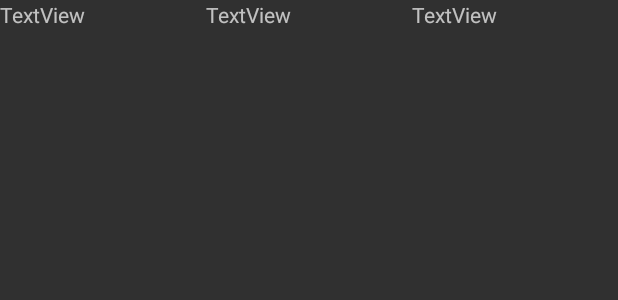
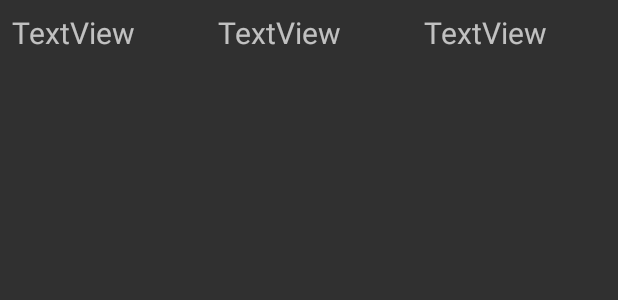
Before and after one commit to Havendak/DespensaFacil, an Android app: the layout product_list_item.xml on its own in the app's theme, with its tools: preview values and no code run, on a phone screen of 412 x 824 dp. Shown: the top 300 px of the screen. Run offline under Robolectric (Android 15) with nearby library versions, the phone set to English and light mode, and no system bars.

Commit message:
Deleção de item da lista

```diff
--- a/app/build.gradle
+++ b/app/build.gradle
@@ -5,7 +5,7 @@ android {
     buildToolsVersion "25.0.0"
     defaultConfig {
         applicationId "br.com.bsbapps.despensafacil"
-        minSdkVersion 15
+        minSdkVersion 9
         targetSdkVersion 24
         versionCode 1
         versionName "1.0"
@@ -16,6 +16,8 @@ android {
             minifyEnabled false
             proguardFiles getDefaultProguardFile('proguard-android.txt'), 'proguard-rules.pro'
         }
+    }
+    productFlavors {
     }
 }
 
--- a/app/src/main/java/br/com/bsbapps/despensafacil/DatabaseConnector.java
+++ b/app/src/main/java/br/com/bsbapps/despensafacil/DatabaseConnector.java
@@ -100,6 +100,11 @@ public class DatabaseConnector {
 
     }
 
+    public void deleteProductFromList(int list, String barcode) {
+        String sql = "DELETE FROM df_list_product WHERE list=? AND barcode='?'";
+        database.rawQuery(sql,new String[]{String.valueOf(list),String.valueOf(barcode)});
+    }
+
     public void incrementQuantity(int list, String barcode, Date duedate, int quantity) {
         String sql = "UPDATE df_list_product SET quantity=quantity + ? WHERE user_list_id=? and barcode = '?' and due_date='?'";
         SimpleDateFormat sdf = new SimpleDateFormat("yyyy-MM-dd");
--- a/app/src/main/java/br/com/bsbapps/util/DateHandler.java
+++ b/app/src/main/java/br/com/bsbapps/util/DateHandler.java
@@ -64,6 +64,4 @@ public class DateHandler {
         Date resultdate = new Date(data);
         return sdf.format(resultdate);
     }
-
-
 }
--- a/app/src/main/res/layout/product_list_item.xml
+++ b/app/src/main/res/layout/product_list_item.xml
@@ -4,11 +4,21 @@
     android:layout_height="match_parent"
     android:orientation="horizontal">
 
+  <TextView
+      android:text="TextView"
+      android:layout_width="wrap_content"
+      android:layout_height="wrap_content"
+      android:visibility="gone"
+      android:id="@+id/showListBarcodeTextView"/>
+
     <TextView
         android:text="TextView"
         android:layout_width="wrap_content"
         android:layout_height="wrap_content"
         android:id="@+id/showListProductNameTextView"
+        android:padding="8dp"
+        android:textSize="20sp"
+        android:minHeight="?android:attr/listPreferredItemHeight"
         android:layout_weight="1" />
 
     <TextView
@@ -16,6 +26,9 @@
         android:layout_width="wrap_content"
         android:layout_height="wrap_content"
         android:id="@+id/showListQuantityTextView"
+        android:padding="8dp"
+        android:textSize="20sp"
+        android:minHeight="?android:attr/listPreferredItemHeight"
         android:layout_weight="1" />
 
     <TextView
@@ -23,5 +36,8 @@
         android:layout_width="wrap_content"
         android:layout_height="wrap_content"
         android:id="@+id/showListDueDateTextView"
+        android:padding="8dp"
+        android:textSize="20sp"
+        android:minHeight="?android:attr/listPreferredItemHeight"
         android:layout_weight="1" />
 </LinearLayout>
```
Also changed, not shown: app/src/main/java/br/com/bsbapps/despensafacil/ShowListActivity.java (+33 -7 lines), app/src/main/res/menu/menu_context_product_list.xml (added, +9 -0 lines).
